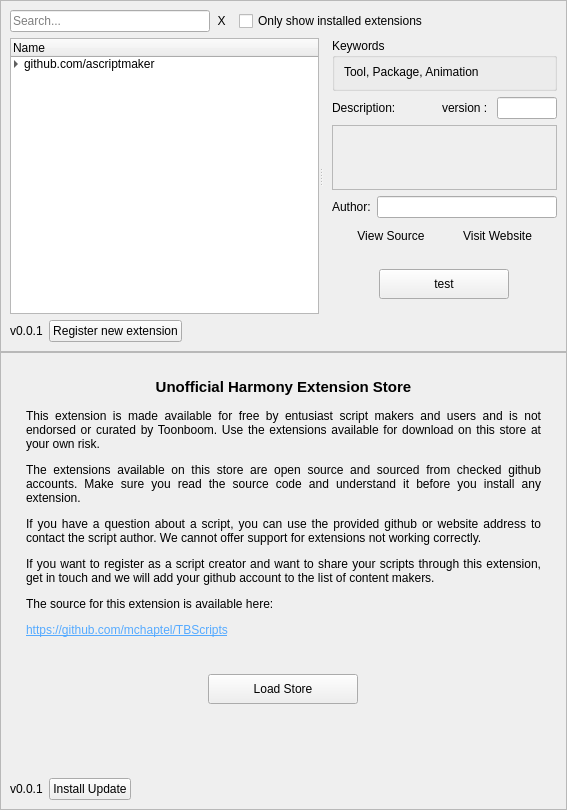
Before: the Qt Designer form ExtensionStore/packages/ExtensionStore/store.ui in mchaptel/TBScripts, drawn with Qt 5.
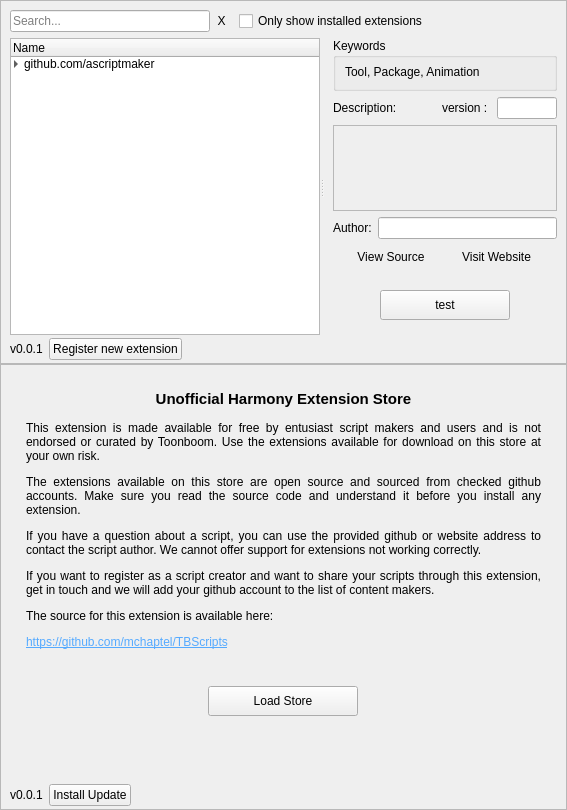
After: the same form once the commit is applied.

Commit message: more WIP changes to register panel and pick files dialog

What changed in the file:
```diff
--- a/ExtensionStore/packages/ExtensionStore/store.ui
+++ b/ExtensionStore/packages/ExtensionStore/store.ui
@@ -41,14 +41,32 @@
       <property name="spacing">
        <number>0</number>
       </property>
-      <property name="bottomMargin">
+      <property name="leftMargin">
+       <number>0</number>
+      </property>
+      <property name="topMargin">
+       <number>0</number>
+      </property>
+      <property name="rightMargin">
        <number>9</number>
       </property>
+      <property name="bottomMargin">
+       <number>0</number>
+      </property>
       <item>
        <layout class="QHBoxLayout" name="horizontalLayout_2">
         <property name="spacing">
          <number>0</number>
         </property>
+        <property name="leftMargin">
+         <number>9</number>
+        </property>
+        <property name="topMargin">
+         <number>9</number>
+        </property>
+        <property name="rightMargin">
+         <number>9</number>
+        </property>
         <property name="bottomMargin">
          <number>6</number>
         </property>
@@ -162,6 +180,9 @@
         </property>
         <widget class="QWidget" name="layoutWidget">
          <layout class="QVBoxLayout" name="verticalLayout_5">
+          <property name="leftMargin">
+           <number>9</number>
+          </property>
           <item>
            <widget class="QTreeWidget" name="extensionsList">
             <property name="showDropIndicator" stdset="0">
@@ -228,6 +249,9 @@
           <property name="leftMargin">
            <number>9</number>
           </property>
+          <property name="rightMargin">
+           <number>0</number>
+          </property>
           <item>
            <widget class="QGroupBox" name="storeKeywordsGroup">
             <property name="minimumSize">
@@ -483,8 +507,17 @@
         <property name="spacing">
          <number>0</number>
         </property>
+        <property name="leftMargin">
+         <number>9</number>
+        </property>
         <property name="topMargin">
-         <number>6</number>
+         <number>3</number>
+        </property>
+        <property name="rightMargin">
+         <number>9</number>
+        </property>
+        <property name="bottomMargin">
+         <number>3</number>
         </property>
         <item>
          <widget class="QLabel" name="storeVersionLabel">
@@ -702,13 +735,13 @@
           <number>9</number>
          </property>
          <property name="topMargin">
-          <number>9</number>
+          <number>3</number>
          </property>
          <property name="rightMargin">
           <number>9</number>
          </property>
          <property name="bottomMargin">
-          <number>9</number>
+          <number>3</number>
          </property>
          <item>
           <widget class="QLabel" name="storeVersion">
```
The commit also changes 4 other files.
